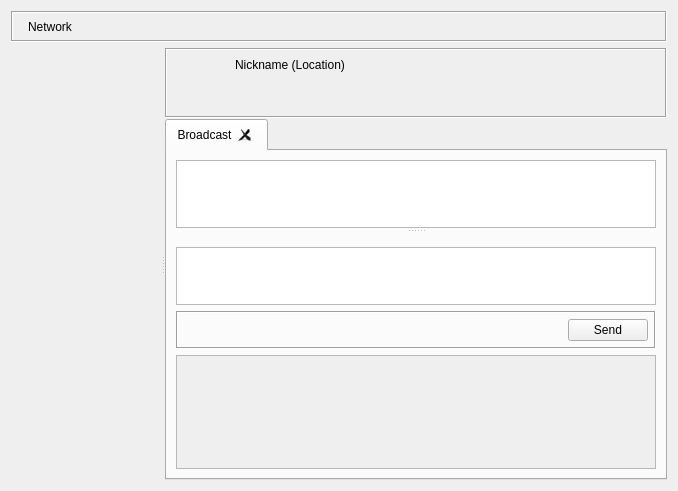
This is retroshare-gui/src/gui/FriendsDialog.ui in RetroShare/RetroShare as Qt 5 draws it before an edit. The edited form follows.
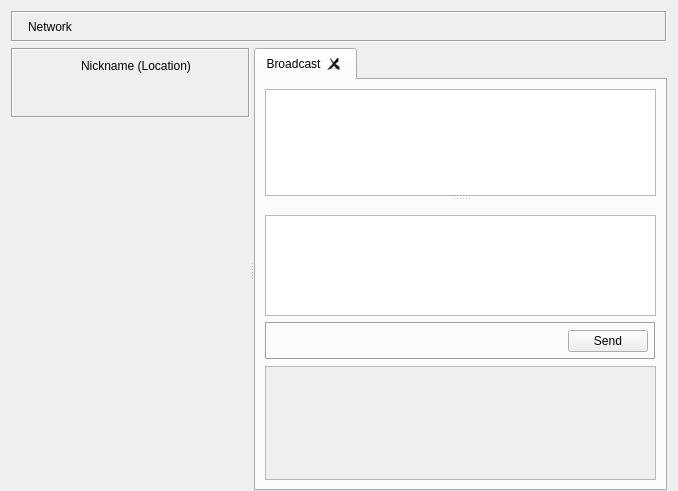
This is the edited form. Icons and pictures are not drawn. Custom widgets are drawn as their Qt base class.

Commit message: Moved own frame for Avatar,status,nick display to the top of FriendsList.

```diff
--- a/retroshare-gui/src/gui/FriendsDialog.ui
+++ b/retroshare-gui/src/gui/FriendsDialog.ui
@@ -10,8 +10,11 @@
     <height>491</height>
    </rect>
   </property>
-  <layout class="QVBoxLayout" name="verticalLayout">
-   <item>
+  <layout class="QGridLayout" name="gridLayout_2">
+   <property name="bottomMargin">
+    <number>0</number>
+   </property>
+   <item row="0" column="0">
     <widget class="QFrame" name="titleBarFrame">
      <property name="sizePolicy">
       <sizepolicy hsizetype="Preferred" vsizetype="Maximum">
@@ -79,37 +82,17 @@
      </layout>
     </widget>
    </item>
-   <item>
+   <item row="1" column="0">
     <widget class="QSplitter" name="splitter">
      <property name="orientation">
       <enum>Qt::Horizontal</enum>
      </property>
-     <widget class="FriendList" name="friendList" native="true">
-      <property name="sizePolicy">
-       <sizepolicy hsizetype="MinimumExpanding" vsizetype="Expanding">
-        <horstretch>0</horstretch>
-        <verstretch>0</verstretch>
-       </sizepolicy>
-      </property>
-      <property name="minimumSize">
-       <size>
-        <width>150</width>
-        <height>0</height>
-       </size>
-      </property>
-      <property name="maximumSize">
-       <size>
-        <width>16777215</width>
-        <height>16777215</height>
-       </size>
-      </property>
-     </widget>
-     <widget class="QWidget" name="layoutWidget_1">
-      <layout class="QGridLayout" name="tabLayout">
-       <property name="verticalSpacing">
+     <widget class="QWidget" name="layoutWidget">
+      <layout class="QVBoxLayout" name="verticalLayout">
+       <property name="spacing">
         <number>1</number>
        </property>
-       <item row="0" column="0">
+       <item>
         <widget class="QFrame" name="headFrame">
          <property name="minimumSize">
           <size>
@@ -123,6 +106,9 @@
            <height>70</height>
           </size>
          </property>
+         <property name="styleSheet">
+          <string notr="true"/>
+         </property>
          <property name="frameShape">
           <enum>QFrame::Box</enum>
          </property>
@@ -136,6 +122,12 @@
           <property name="topMargin">
            <number>1</number>
           </property>
+          <property name="rightMargin">
+           <number>6</number>
+          </property>
+          <property name="bottomMargin">
+           <number>6</number>
+          </property>
           <item row="0" column="1" colspan="2">
            <widget class="StyledLabel" name="nicknameLabel">
             <property name="text">
@@ -156,20 +148,23 @@
             </property>
            </spacer>
           </item>
-          <item row="1" column="2" colspan="2">
-           <spacer name="horizontalSpacer_2">
-            <property name="orientation">
-             <enum>Qt::Horizontal</enum>
+          <item row="0" column="0" rowspan="2">
+           <widget class="AvatarWidget" name="avatar">
+            <property name="minimumSize">
+             <size>
+              <width>61</width>
+              <height>61</height>
+             </size>
             </property>
-            <property name="sizeHint" stdset="0">
+            <property name="maximumSize">
              <size>
-              <width>277</width>
-              <height>20</height>
+              <width>61</width>
+              <height>61</height>
              </size>
             </property>
-           </spacer>
+           </widget>
           </item>
-          <item row="1" column="1">
+          <item row="1" column="1" colspan="3">
            <widget class="QToolButton" name="mypersonalstatusLabel">
             <property name="sizePolicy">
              <sizepolicy hsizetype="Minimum" vsizetype="Preferred">
@@ -217,7 +212,36 @@
          </layout>
         </widget>
        </item>
-       <item row="1" column="0">
+       <item>
+        <widget class="FriendList" name="friendList" native="true">
+         <property name="sizePolicy">
+          <sizepolicy hsizetype="MinimumExpanding" vsizetype="Expanding">
+           <horstretch>0</horstretch>
+           <verstretch>0</verstretch>
+          </sizepolicy>
+         </property>
+         <property name="minimumSize">
+          <size>
+           <width>150</width>
+           <height>0</height>
+          </size>
+         </property>
+         <property name="maximumSize">
+          <size>
+           <width>16777215</width>
+           <height>16777215</height>
+          </size>
+         </property>
+        </widget>
+       </item>
+      </layout>
+     </widget>
+     <widget class="QWidget" name="layoutWidget_1">
+      <layout class="QGridLayout" name="tabLayout">
+       <property name="verticalSpacing">
+        <number>1</number>
+       </property>
+       <item row="0" column="0">
         <widget class="ChatTabWidget" name="tabWidget">
          <property name="currentIndex">
           <number>0</number>
```
Left out of the diff: 20 changed lines with no effect on the pictures. The commit also changes 1 other file.
